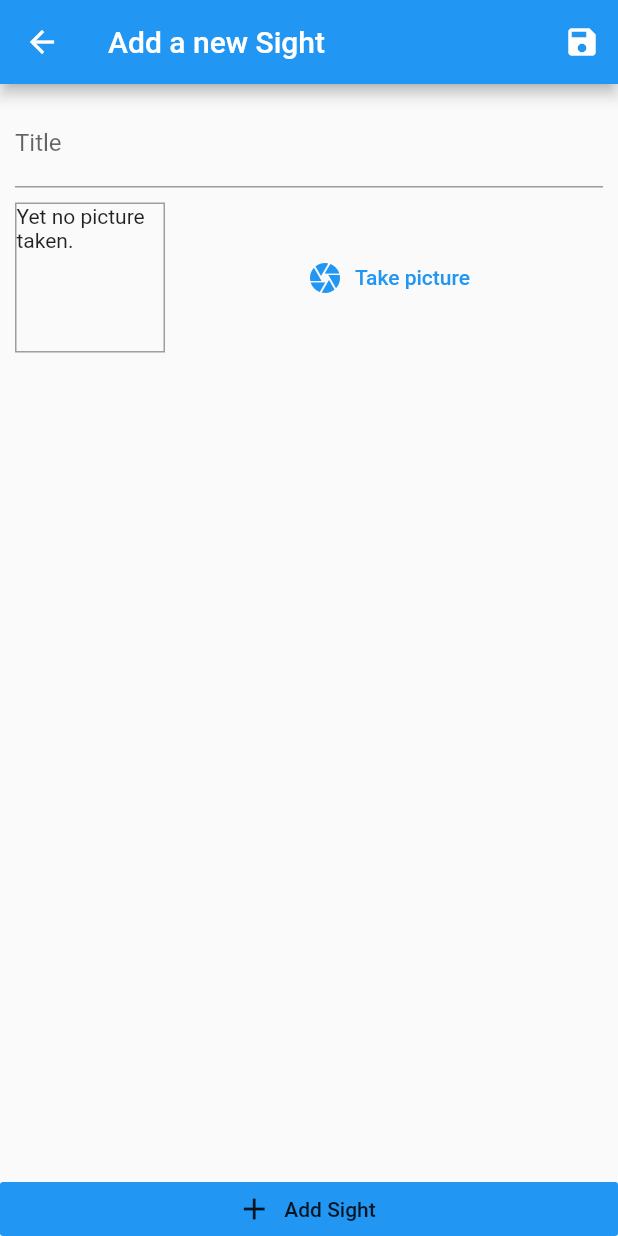
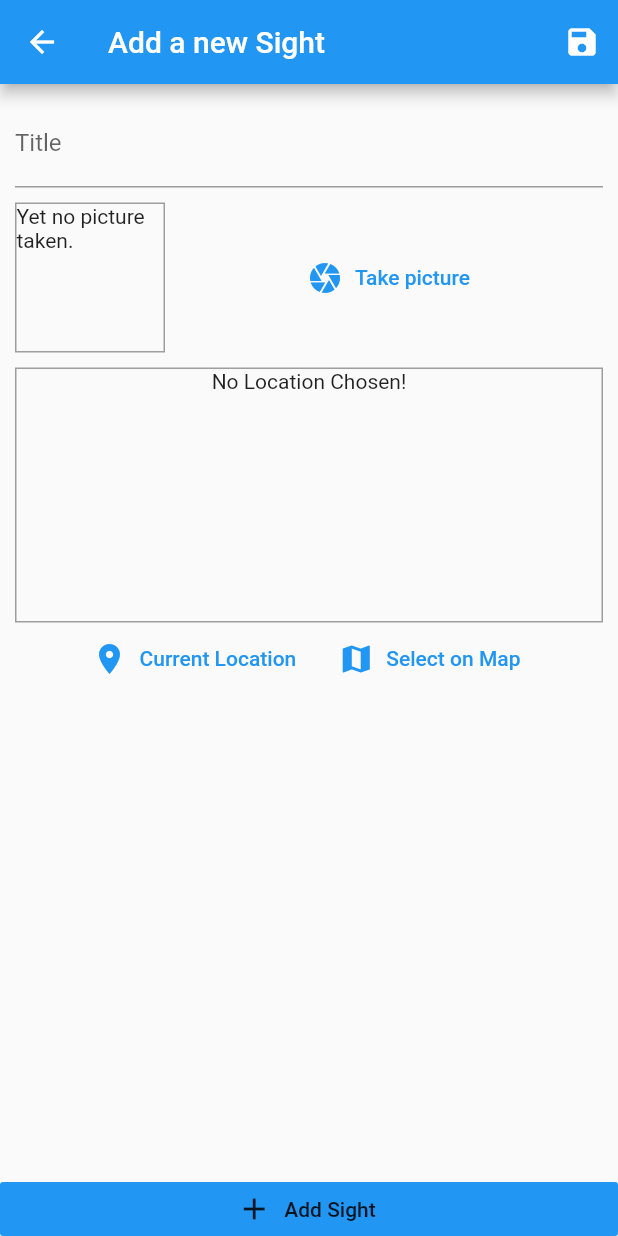
Before and after one commit to dinkelaker/sights, a Flutter app: the AddPlaceScreen screen opened by its route, on a phone screen of 412 x 824 dp. Run offline on Flutter 3.47's test engine with Material 2 defaults, Android fonts, the phone set to English and light mode, and no system bars; our stand-ins replace image_picker, location, sqflite; accounts and stored records are empty.

Commit message:
Get preview image of current location
- Uses Google Static Maps API

```diff
--- /dev/null
+++ b/lib/helpers/location_helper.dart
@@ -0,0 +1,7 @@
+import '../config.dart';
+
+class LocationHelper  {
+  static String generateLocationPreviewImage({double latitude, double longitude}) {
+    return 'https://maps.googleapis.com/maps/api/staticmap?center=&$latitude,$longitude&zoom=13&size=600x300&maptype=roadmap&markers=color:red%7Clabel:C%7C$latitude,$longitude&key=${Config.GOOGLE_API_KEY}';
+  }
+}
--- a/lib/screens/add_place_screen.dart
+++ b/lib/screens/add_place_screen.dart
@@ -3,6 +3,7 @@ import 'dart:io';
 import 'package:flutter/material.dart';
 
 import 'package:provider/provider.dart';
+import 'package:sights/widgets/location_input.dart';
 
 import '../widgets/image_input.dart';
 
@@ -27,7 +28,8 @@ class _AddPlaceScreenState extends State<AddPlaceScreen> {
 
   void _saveSight() {
     if (_titleController.text.isEmpty || _pickedImage == null) return;
-    Provider.of<GreatPlaces>(context, listen: false).addSight(_titleController.text, _pickedImage);
+    Provider.of<GreatPlaces>(context, listen: false)
+        .addSight(_titleController.text, _pickedImage);
     Navigator.of(context).pop();
   }
 
@@ -57,8 +59,14 @@ class _AddPlaceScreenState extends State<AddPlaceScreen> {
                         decoration: InputDecoration(labelText: 'Title'),
                         controller: _titleController,
                       ),
-                      SizedBox(height: 10,),
+                      SizedBox(
+                        height: 10,
+                      ),
                       ImageInput(_selectImage),
+                      SizedBox(
+                        height: 10,
+                      ),
+                      LocationInput(),
                     ],
                   ),
                 ),
--- /dev/null
+++ b/lib/widgets/location_input.dart
@@ -0,0 +1,69 @@
+import 'package:flutter/material.dart';
+import 'package:location/location.dart';
+import 'package:sights/helpers/location_helper.dart';
+
+
+
+class LocationInput extends StatefulWidget {
+  @override
+  _LocationInputState createState() => _LocationInputState();
+}
+
+class _LocationInputState extends State<LocationInput> {
+  String _previewImageUrl;
+
+  Future<void> _getCurrentLocation() async {
+    final locationData = await Location().getLocation();
+    print(locationData.latitude);
+    print(locationData.longitude);
+    final staticMapImageUrl = LocationHelper.generateLocationPreviewImage(latitude: locationData.latitude, longitude: locationData.longitude,);
+    setState(() {
+      _previewImageUrl = staticMapImageUrl;
+    });
+  }
+
+  @override
+  Widget build(BuildContext context) {
+    return Column(
+      children: <Widget>[
+        Container(
+          height: 170,
+          width: double.infinity,
+          decoration: BoxDecoration(
+              border: Border.all(
+                width: 1,
+                color: Colors.grey,
+              ),
+            ),
+          child: _previewImageUrl == null
+              ? Text(
+                  'No Location Chosen!',
+                  textAlign: TextAlign.center,
+                )
+              : Image.network(
+                  _previewImageUrl,
+                  fit: BoxFit.cover,
+                  width: double.infinity,
+                ),
+        ),
+        Row(
+          mainAxisAlignment: MainAxisAlignment.center,
+          children: <Widget>[
+            FlatButton.icon(
+              icon: Icon(Icons.location_on),
+              label: Text('Current Location'),
+              textColor: Theme.of(context).primaryColor,
+              onPressed: _getCurrentLocation,
+            ),
+            FlatButton.icon(
+              icon: Icon(Icons.map),
+              label: Text('Select on Map'),
+              textColor: Theme.of(context).primaryColor,
+              onPressed: () {},
+            ),
+          ],
+        )
+      ],
+    );
+  }
+}
--- a/pubspec.yaml
+++ b/pubspec.yaml
@@ -24,6 +24,7 @@ dependencies:
   path_provider: ^1.1.0
   path: ^1.6.2
   sqflite: ^1.1.5
+  location: ^2.3.5
 
   # The following adds the Cupertino Icons font to your application.
   # Use with the CupertinoIcons class for iOS style icons.
```
Also changed, not shown: pubspec.lock, 2 other files.
